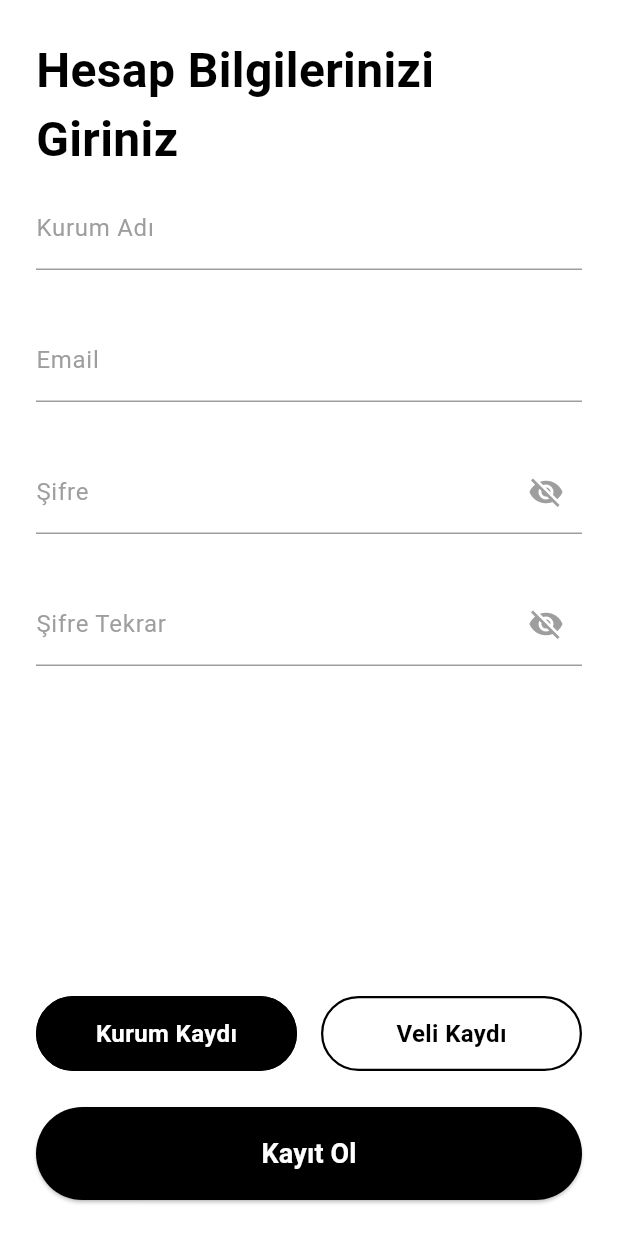
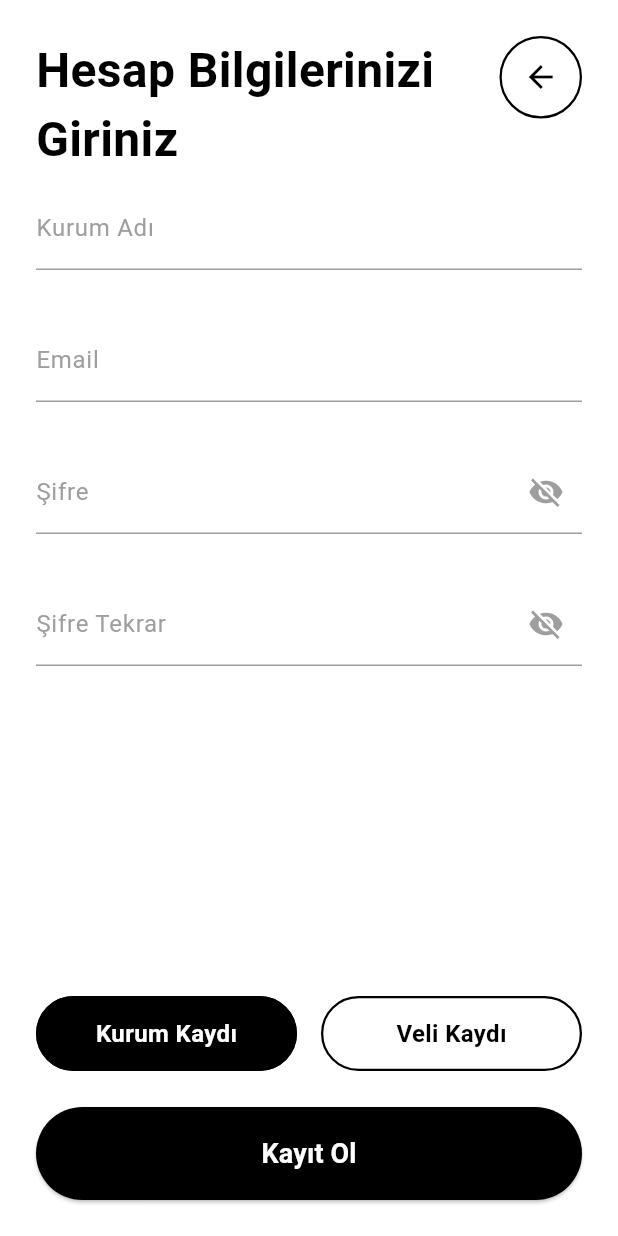
Before and after one commit to OguzhanYucedag/FlutterTest, a Flutter app: the KayitPage screen opened directly, on a phone screen of 412 x 824 dp. Run offline on Flutter 3.47's test engine with Material 3 defaults, Android fonts, the light colour scheme and no system bars; our stand-ins replace cloud_firestore, firebase_core; accounts and stored records are empty.

```diff
--- a/flutter_test_1/lib/kayit.dart
+++ b/flutter_test_1/lib/kayit.dart
@@ -39,7 +39,15 @@ class _KayitPageState extends State<KayitPage> {
           child: Column(
             crossAxisAlignment: CrossAxisAlignment.start,
             children: [
-              // Başlık
+              // Geri dön butonu ve başlık
+              Row(
+                mainAxisAlignment: MainAxisAlignment.spaceBetween,
+                crossAxisAlignment: CrossAxisAlignment.start,
+                children: [
+                  Expanded(
+                    child: Column(
+                      crossAxisAlignment: CrossAxisAlignment.start,
+                      children: [
                         const Text(
                           'Hesap Bilgilerinizi Giriniz',
                           style: TextStyle(
@@ -47,6 +55,30 @@ class _KayitPageState extends State<KayitPage> {
                             fontWeight: FontWeight.bold,
                             color: Colors.black,
                           ),
+                        ),
+                      ],
+                    ),
+                  ),
+                  Container(
+                    width: 55,
+                    height: 55,
+                    decoration: BoxDecoration(
+                      border: Border.all(color: Colors.black, width: 1.5),
+                      shape: BoxShape.circle,
+                    ),
+                    child: IconButton(
+                      icon: const Icon(Icons.arrow_back, color: Colors.black),
+                      onPressed: () {
+                        Navigator.pushReplacement(
+                          context,
+                          MaterialPageRoute(
+                            builder: (context) => const LoginPage(),
+                          ),
+                        );
+                      },
+                    ),
+                  ),
+                ],
               ),
               const SizedBox(height: 8),
 
```
Also changed, not shown: flutter_test_1/lib/anasayfa.dart (+59 -41 lines). Lines whose indentation alone changed are shown as unchanged.
